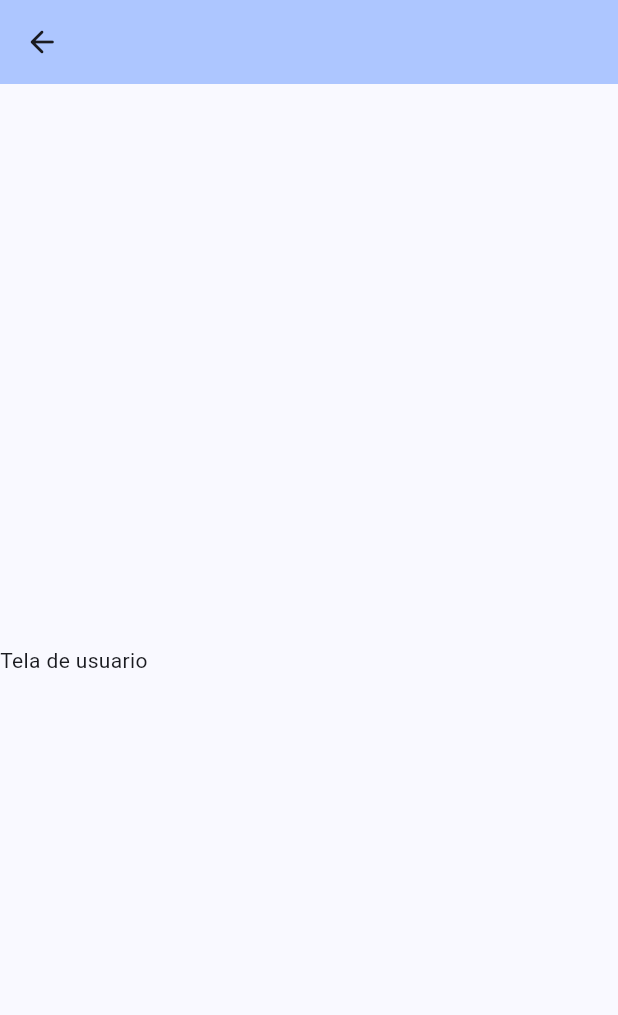
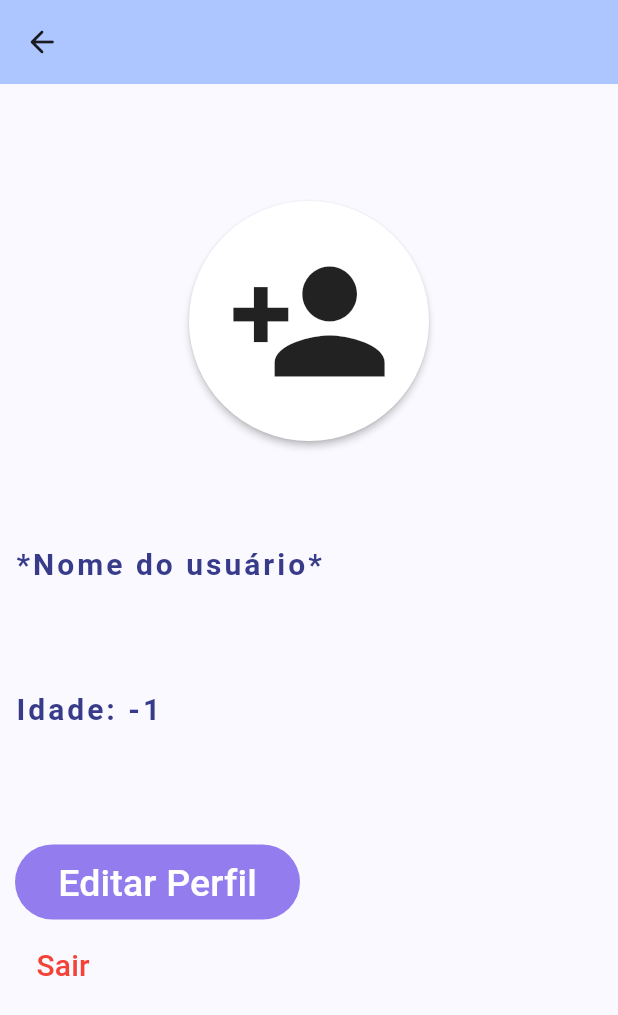
Before and after one commit to paulatalim/Iris, a Flutter app: the UserScreen screen opened directly, on a phone screen of 412 x 824 dp. Shown: the top 1015 px of the screen. Run offline on Flutter 3.47's test engine with Material 2 defaults, Android fonts, the phone set to English and light mode, and no system bars; our stand-ins replace google_fonts; Roboto replaces fonts that are missing (Dosis).

Commit message:
Criação da tela de perfil

```diff
--- a/lib/user.dart
+++ b/lib/user.dart
@@ -1,5 +1,7 @@
 import 'package:flutter/material.dart';
+import 'package:google_fonts/google_fonts.dart';
 import 'package:iris_app/creation.dart';
+import 'package:iris_app/main.dart';
 
 class User extends StatelessWidget {
   const User({super.key});
@@ -46,6 +48,14 @@ class _UserScreen extends State<UserScreen> {
     );
   }
 
+  TextStyle styleBoxTitle() {
+    return const TextStyle(
+        fontSize: 20,
+        fontWeight: FontWeight.w700,
+        letterSpacing: 2,
+        color: Color(0xFF373B8A));
+  }
+
   Widget build(BuildContext context) {
     return Scaffold(
       appBar: AppBar(
@@ -64,11 +74,120 @@ class _UserScreen extends State<UserScreen> {
           },
         ),
       ),
-      body: const Column(
-        mainAxisAlignment: MainAxisAlignment.center,
-        crossAxisAlignment: CrossAxisAlignment.center,
-        children: [Text('Tela de usuario')],
-      ),
+
+      body: Container(
+
+          width: double.infinity, //Largura da tela
+          height: double.infinity,
+          padding: const EdgeInsets.all(10),
+
+          //Esqueleto do Corpo
+          child: Column(
+            mainAxisAlignment: MainAxisAlignment.spaceEvenly,
+            crossAxisAlignment: CrossAxisAlignment.center,
+            //Corpo
+            children: <Widget>[
+
+              //Botão de adição de imagem
+              Column(
+                crossAxisAlignment: CrossAxisAlignment.center,
+                children: [
+                  RawMaterialButton(
+                    onPressed: () {},
+                    elevation: 2.0,
+                    fillColor: Colors.white,
+                    padding: const EdgeInsets.all(15.0),
+                    shape: const CircleBorder(),
+                    child:
+                      const Padding(
+                        padding: EdgeInsets.all(10),
+                        child: Icon(
+                          Icons.person_add,
+                          size: 110.0,
+                        ),
+                      )
+                  ),
+                ],
+              ),
+
+              //Campo de texto Nome usuario
+              Container(
+                width: double.infinity,
+                child: Text(
+                  "*Nome do usuário*",
+                  style: GoogleFonts.dosis(
+                    textStyle: styleBoxTitle(),
+                  ),
+                ),
+              ),
+
+              //Campo de texto Idade
+              Container(
+                width: double.infinity,
+                child: Text(
+                  "Idade: -1",
+                  style: GoogleFonts.dosis(
+                    textStyle: styleBoxTitle(),
+                  ),
+                ),
+              ),
+
+              Column(
+                crossAxisAlignment: CrossAxisAlignment.start,
+                children: [
+
+                  Container(height: 7,),
+
+                  //Botão para edição de conta
+                  TextButton(
+                    onPressed: () {/*Adicionar rota para função*/},
+
+                    style: ButtonStyle(
+                        //Tamanho customizado para o botão
+                        fixedSize:
+                            MaterialStateProperty.resolveWith((states) {
+                          if (states.contains(MaterialState.disabled)) {
+                            return Size(100, 50);
+                          }
+                          return Size(190, 50);
+                        }),
+                        //Cor de fundo customizada
+                        backgroundColor: MaterialStateColor.resolveWith(
+                            (context) =>
+                                Color.fromARGB(0XFF, 0x93, 0x7C, 0xEE))),
+                    child: const Text(
+                      'Editar Perfil',
+                      style: TextStyle(fontSize: 25, color: Colors.white),
+                    ),
+                  ),
+
+
+                  Container(height: 7,),
+
+                  //Botão para realizar log-off
+                  TextButton(
+                        onPressed: () {
+                          Navigator.push(
+                            context,
+                            MaterialPageRoute(
+                                builder: (context) => const MyApp()),
+                          );
+                        },
+                        child: const Text(
+                          'Sair',
+                          style: TextStyle(
+                              fontSize: 20,
+                              color: Colors.red),
+                        ),
+                      ),
+                ],
+              ),
+
+              Container(height: 10,)
+
+            ],
+          ),
+        ),
     );
   }
 }
```
